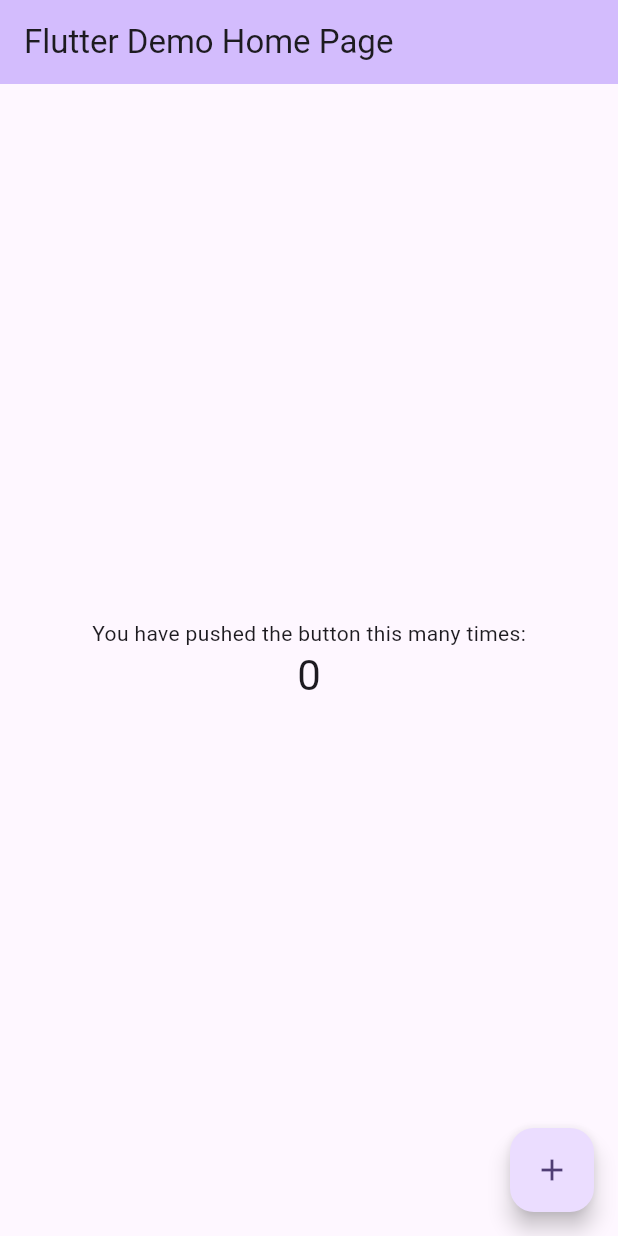
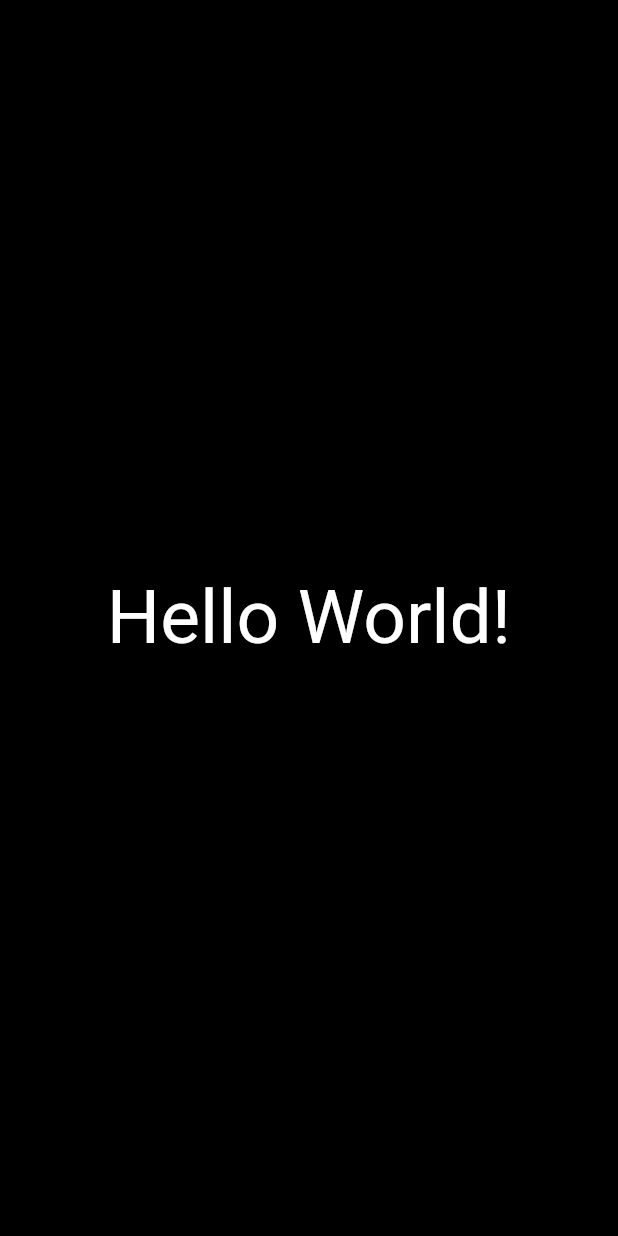
Before and after one commit to SeungJin051/Flutter_EX, a Flutter app: the screen it shows after launch, on a phone screen of 412 x 824 dp. Run offline on Flutter 3.47's test engine with Material 2 defaults, Android fonts, the phone set to English and light mode, and no system bars.

Commit message:
Hello World!

```diff
--- a/lib/main.dart
+++ b/lib/main.dart
@@ -1,125 +1,20 @@
 import 'package:flutter/material.dart';
 
 void main() {
-  runApp(const MyApp());
-}
-
-class MyApp extends StatelessWidget {
-  const MyApp({super.key});
-
-  // This widget is the root of your application.
-  @override
-  Widget build(BuildContext context) {
-    return MaterialApp(
-      title: 'Flutter Demo',
-      theme: ThemeData(
-        // This is the theme of your application.
-        //
-        // TRY THIS: Try running your application with "flutter run". You'll see
-        // the application has a blue toolbar. Then, without quitting the app,
-        // try changing the seedColor in the colorScheme below to Colors.green
-        // and then invoke "hot reload" (save your changes or press the "hot
-        // reload" button in a Flutter-supported IDE, or press "r" if you used
-        // the command line to start the app).
-        //
-        // Notice that the counter didn't reset back to zero; the application
-        // state is not lost during the reload. To reset the state, use hot
-        // restart instead.
-        //
-        // This works for code too, not just values: Most code changes can be
-        // tested with just a hot reload.
-        colorScheme: ColorScheme.fromSeed(seedColor: Colors.deepPurple),
-        useMaterial3: true,
-      ),
-      home: const MyHomePage(title: 'Flutter Demo Home Page'),
-    );
-  }
-}
-
-class MyHomePage extends StatefulWidget {
-  const MyHomePage({super.key, required this.title});
-
-  // This widget is the home page of your application. It is stateful, meaning
-  // that it has a State object (defined below) that contains fields that affect
-  // how it looks.
-
-  // This class is the configuration for the state. It holds the values (in this
-  // case the title) provided by the parent (in this case the App widget) and
-  // used by the build method of the State. Fields in a Widget subclass are
-  // always marked "final".
-
-  final String title;
-
-  @override
-  State<MyHomePage> createState() => _MyHomePageState();
-}
-
-class _MyHomePageState extends State<MyHomePage> {
-  int _counter = 0;
-
-  void _incrementCounter() {
-    setState(() {
-      // This call to setState tells the Flutter framework that something has
-      // changed in this State, which causes it to rerun the build method below
-      // so that the display can reflect the updated values. If we changed
-      // _counter without calling setState(), then the build method would not be
-      // called again, and so nothing would appear to happen.
-      _counter++;
-    });
-  }
-
-  @override
-  Widget build(BuildContext context) {
-    // This method is rerun every time setState is called, for instance as done
-    // by the _incrementCounter method above.
-    //
-    // The Flutter framework has been optimized to make rerunning build methods
-    // fast, so that you can just rebuild anything that needs updating rather
-    // than having to individually change instances of widgets.
-    return Scaffold(
-      appBar: AppBar(
-        // TRY THIS: Try changing the color here to a specific color (to
-        // Colors.amber, perhaps?) and trigger a hot reload to see the AppBar
-        // change color while the other colors stay the same.
-        backgroundColor: Theme.of(context).colorScheme.inversePrimary,
-        // Here we take the value from the MyHomePage object that was created by
-        // the App.build method, and use it to set our appbar title.
-        title: Text(widget.title),
-      ),
-      body: Center(
-        // Center is a layout widget. It takes a single child and positions it
-        // in the middle of the parent.
-        child: Column(
-          // Column is also a layout widget. It takes a list of children and
-          // arranges them vertically. By default, it sizes itself to fit its
-          // children horizontally, and tries to be as tall as its parent.
-          //
-          // Column has various properties to control how it sizes itself and
-          // how it positions its children. Here we use mainAxisAlignment to
-          // center the children vertically; the main axis here is the vertical
-          // axis because Columns are vertical (the cross axis would be
-          // horizontal).
-          //
-          // TRY THIS: Invoke "debug painting" (choose the "Toggle Debug Paint"
-          // action in the IDE, or press "p" in the console), to see the
-          // wireframe for each widget.
-          mainAxisAlignment: MainAxisAlignment.center,
-          children: <Widget>[
-            const Text(
-              'You have pushed the button this many times:',
+  runApp(
+    const MaterialApp(
+      home: Scaffold(
+        backgroundColor: Colors.black,
+        body: Center(
+          child: Text(
+            "Hello World!",
+            style: TextStyle(
+              color: Colors.white,
+              fontSize: 50,
             ),
-            Text(
-              '$_counter',
-              style: Theme.of(context).textTheme.headlineMedium,
-            ),
-          ],
+          ),
         ),
       ),
-      floatingActionButton: FloatingActionButton(
-        onPressed: _incrementCounter,
-        tooltip: 'Increment',
-        child: const Icon(Icons.add),
-      ), // This trailing comma makes auto-formatting nicer for build methods.
-    );
-  }
+    ),
+  );
 }
```
